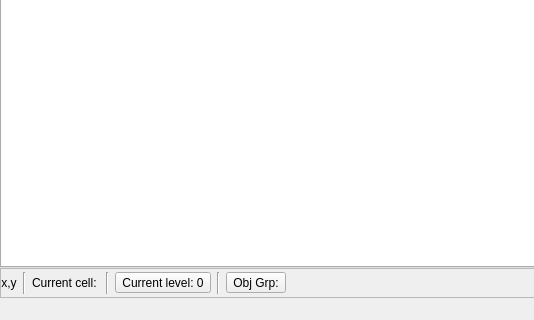
Before: the Qt Designer form src/editor/mainwindow.ui in timbaker/pzworlded, drawn with Qt 5; both pictures show x 0 to 534 and y 310 to 630 of the 1011 by 630 pixel window.
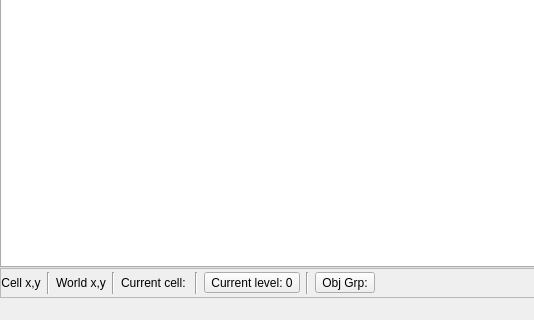
After: the same form once the commit is applied. Icons and pictures are not drawn.

Commit message: Added world coordinates label to the statusbar.

What changed in the file:
```diff
--- a/src/editor/mainwindow.ui
+++ b/src/editor/mainwindow.ui
@@ -122,7 +122,7 @@
           </size>
          </property>
          <property name="text">
-          <string>x,y</string>
+          <string>Cell x,y</string>
          </property>
          <property name="alignment">
           <set>Qt::AlignCenter</set>
@@ -136,6 +136,29 @@
          </property>
         </widget>
        </item>
+       <item>
+        <widget class="QLabel" name="worldCoordinatesLabel">
+         <property name="minimumSize">
+          <size>
+           <width>0</width>
+           <height>0</height>
+          </size>
+         </property>
+         <property name="text">
+          <string>World x,y</string>
+         </property>
+         <property name="alignment">
+          <set>Qt::AlignCenter</set>
+         </property>
+        </widget>
+       </item>
+       <item>
+        <widget class="Line" name="line_4">
+         <property name="orientation">
+          <enum>Qt::Vertical</enum>
+         </property>
+        </widget>
+       </item>
        <item>
         <widget class="QLabel" name="currentCellLabel">
          <property name="text">
```
The commit also changes 3 other files.
